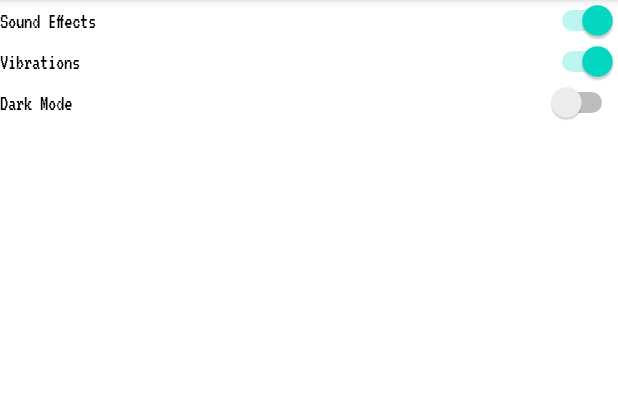
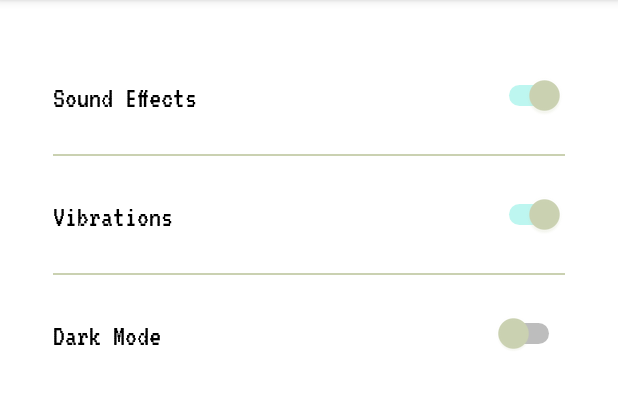
Before and after one commit to Omri-Project/paint-it, an Android app: the SharedPrefsAtt screen opened directly, with no data from a screen before it, on a phone screen of 412 x 824 dp, the part 84-494 px from its top. Run offline under Robolectric (Android 15) with nearby library versions, the phone set to English and light mode, and no system bars.

Commit message:
חהחהחהחהחה

```diff
--- a/app/src/main/java/com/example/paintit/TouchDetector.java
+++ b/app/src/main/java/com/example/paintit/TouchDetector.java
@@ -31,8 +31,6 @@ public class TouchDetector extends AppCompatActivity implements View.OnTouchList
         boolean vibrationsEnabled = preferences.getBoolean("Vibrations", true);
         if (soundsEnabled) {
             mediaPlayer = MediaPlayer.create(this, R.raw.button_click);
-        } else {
-            mediaPlayer =  new MediaPlayer();
         }
         if (vibrationsEnabled){
             timeV = 100;
@@ -51,12 +49,6 @@ public class TouchDetector extends AppCompatActivity implements View.OnTouchList
     @Override
     public boolean onTouch(View v, MotionEvent event) {
         if (event.getAction() == MotionEvent.ACTION_DOWN) {
-//            SharedPreferences preferences = getSharedPreferences("my_prefs", MODE_PRIVATE);
-//            boolean soundsEnabled = preferences.getBoolean("sounds_enabled", true);
-//
-//            if (soundsEnabled && mediaPlayer != null) {
-//                mediaPlayer.start();
-//            }
             SharedPreferences preferences = PreferenceManager.getDefaultSharedPreferences(this);
             boolean soundEffectsEnabled = preferences.getBoolean("SoundEffects", true);
             boolean vibrationsEnabled = preferences.getBoolean("Vibrations", true);
--- a/app/src/main/res/layout/activity_shared_prefs_att.xml
+++ b/app/src/main/res/layout/activity_shared_prefs_att.xml
@@ -1,27 +1,58 @@
 <?xml version="1.0" encoding="utf-8"?>
 <LinearLayout xmlns:android="http://schemas.android.com/apk/res/android"
-    xmlns:app="http://schemas.android.com/apk/res-auto"
     xmlns:tools="http://schemas.android.com/tools"
     android:layout_width="match_parent"
     android:layout_height="match_parent"
     android:orientation="vertical"
-    tools:context=".SharedPrefsAtt">
+    android:divider="@android:drawable/divider_horizontal_bright"
+    android:showDividers="middle">
+
+    <LinearLayout
+        android:layout_width="match_parent"
+        android:layout_height="match_parent"
+        android:layout_marginStart="35dp"
+        android:layout_marginEnd="35dp"
+        android:orientation="vertical">
 
         <Switch
             android:id="@+id/switch_sound_effects"
             android:layout_width="match_parent"
             android:layout_height="wrap_content"
-        android:text="Sound Effects" />
+            android:textSize="20sp"
+            android:layout_marginTop="50dp"
+            android:text="Sound Effects"
+            style="@style/PurpleSwitch" />
+
+        <View
+            android:layout_width="match_parent"
+            android:layout_height="1dp"
+            android:layout_marginTop="25dp"
+            android:background="@color/purple_500" />
 
         <Switch
             android:id="@+id/switch_vibrations"
             android:layout_width="match_parent"
             android:layout_height="wrap_content"
-        android:text="Vibrations" />
+            android:textSize="20sp"
+            android:layout_marginTop="25dp"
+            android:text="Vibrations"
+            style="@style/PurpleSwitch" />
+
+        <View
+            android:layout_width="match_parent"
+            android:layout_height="1dp"
+            android:layout_marginTop="25dp"
+            android:background="@color/purple_500" />
 
         <Switch
             android:id="@+id/switch_dark_mode"
             android:layout_width="match_parent"
             android:layout_height="wrap_content"
-        android:text="Dark Mode" />
+            android:textSize="20sp"
+            android:layout_marginTop="25dp"
+            android:text="Dark Mode"
+            style="@style/PurpleSwitch" />
+
     </LinearLayout>
+
+</LinearLayout>
```
Also changed, not shown: app/src/main/java/com/example/paintit/GameActivity.java (+6 -20 lines), app/src/main/java/com/example/paintit/HelperDB.java (+163 -170 lines), app/src/main/java/com/example/paintit/SharedPrefsAtt.java (+1 -6 lines), app/src/main/res/values/styles.xml (added, +37 -0 lines), app/src/main/res/drawable/duck.png, app/src/main/res/drawable/frog.png, app/src/main/res/drawable/mushroom.png. Lines whose indentation alone changed are shown as unchanged.
